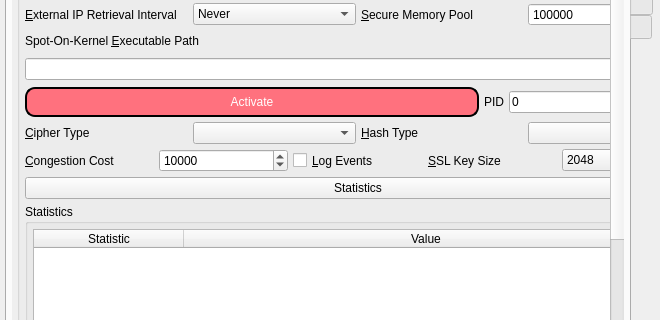
The window that branches/trunk/GoldBug-UI/controlcenter.ui (textbrowser/spot-on) describes before a commit, drawn with Qt 5; both pictures show x 0 to 660 and y 249 to 569 of the 660 by 800 pixel window.
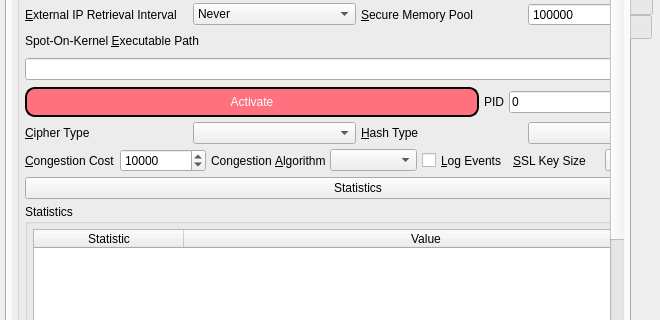
The same window after the commit. The open tabs and pages were chosen to show the change. Icons and pictures are not drawn. Custom widgets are drawn as their Qt base class.

Commit message: Corrected initialization of QComboBox items. Save congestion algorithm.

The edit to the form file:
```diff
--- a/branches/trunk/GoldBug-UI/controlcenter.ui
+++ b/branches/trunk/GoldBug-UI/controlcenter.ui
@@ -6253,8 +6253,8 @@
             <rect>
              <x>0</x>
              <y>0</y>
-             <width>863</width>
-             <height>1280</height>
+             <width>771</width>
+             <height>1302</height>
             </rect>
            </property>
            <layout class="QVBoxLayout" name="verticalLayout_35">
@@ -6861,6 +6861,23 @@
                      </property>
                     </widget>
                    </item>
+                   <item>
+                    <widget class="QLabel" name="label_124">
+                     <property name="text">
+                      <string>Congestion &amp;Algorithm</string>
+                     </property>
+                     <property name="buddy">
+                      <cstring>congestionAlgorithm</cstring>
+                     </property>
+                    </widget>
+                   </item>
+                   <item>
+                    <widget class="QComboBox" name="congestionAlgorithm">
+                     <property name="sizeAdjustPolicy">
+                      <enum>QComboBox::AdjustToContents</enum>
+                     </property>
+                    </widget>
+                   </item>
                    <item>
                     <widget class="QCheckBox" name="kernelLogEvents">
                      <property name="sizePolicy">
```
Left out of the diff: 35 changed lines with no effect on the pictures. The commit also changes 7 other files.
